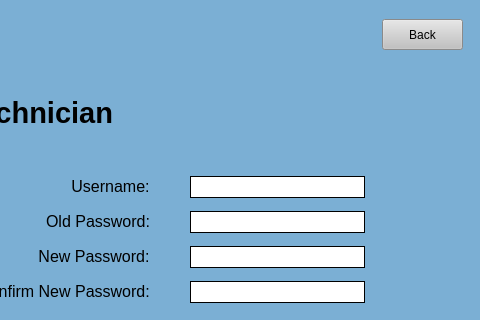
Before: the Qt Designer form UI Screens/COMBdb_Settings_Edit_Technician.ui in Kasmanian/COMBDb-oldgen, drawn with Qt 5; both pictures show x 371 to 851 and y 0 to 320 of the 851 by 494 pixel window.
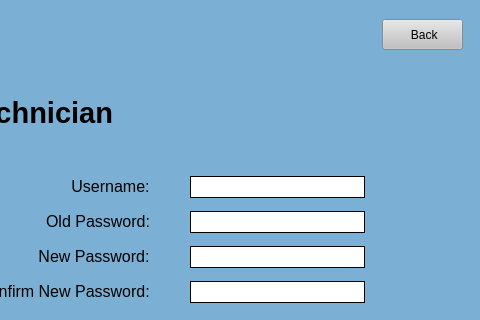
After: the same form once the commit is applied.

The edit to the form file:
```diff
--- a/UI Screens/COMBdb_Settings_Edit_Technician.ui
+++ b/UI Screens/COMBdb_Settings_Edit_Technician.ui
@@ -86,7 +86,7 @@
 }</string>
       </property>
       <property name="text">
-       <string>Back</string>
+       <string> Back</string>
       </property>
      </widget>
     </item>
```
